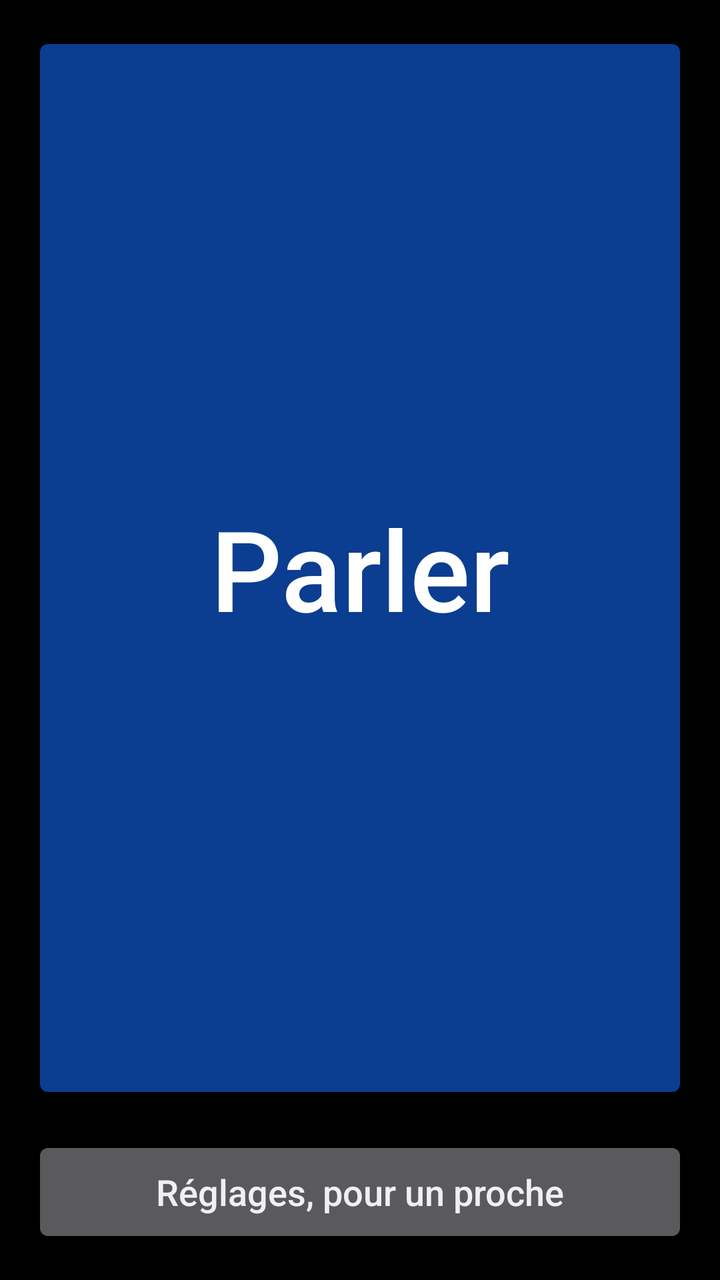
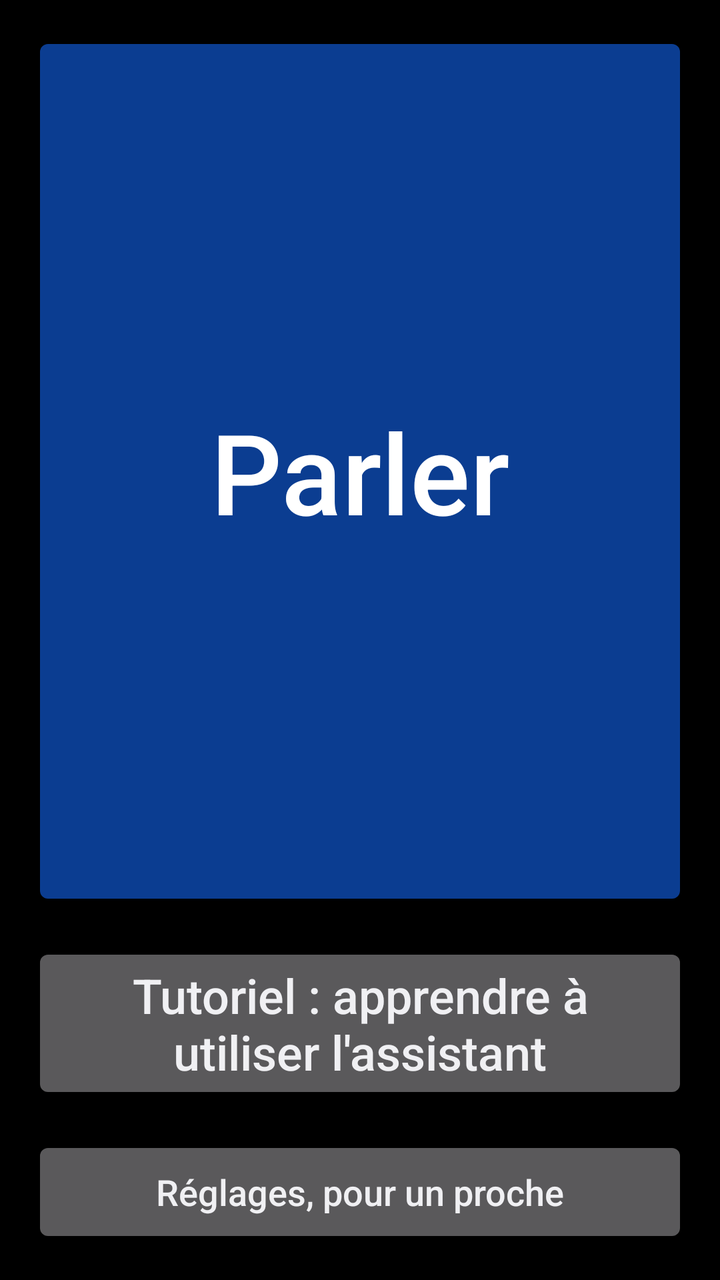

Screens rendered from an Android XML layout before and after an edit, with the pre-edit source and the edit as a unified diff.
<!-- AndroidManifest.xml: application theme AppTheme -->
<!-- res/layout/activity_main.xml -->
<?xml version="1.0" encoding="utf-8"?>
<LinearLayout xmlns:android="http://schemas.android.com/apk/res/android"
    android:layout_width="match_parent"
    android:layout_height="match_parent"
    android:background="@color/screen_background"
    android:orientation="vertical"
    android:padding="16dp">

    
    <Button
        android:id="@+id/talk"
        android:layout_width="match_parent"
        android:layout_height="0dp"
        android:layout_weight="1"
        android:backgroundTint="@color/talk_background"
        android:text="@string/talk"
        android:textAllCaps="false"
        android:textColor="@color/talk_text"
        android:textSize="56sp" />

    <Button
        android:id="@+id/settings"
        android:layout_width="match_parent"
        android:layout_height="wrap_content"
        android:layout_marginTop="16dp"
        android:minHeight="56dp"
        android:text="@string/open_settings"
        android:textAllCaps="false"
        android:textSize="18sp" />
</LinearLayout>
<!-- resources referenced by this layout -->
<resources>
  <color name="screen_background">#000000</color>
  <color name="talk_background">#0B3D91</color>
  <color name="talk_text">#FFFFFF</color>
  <string name="open_settings">Réglages, pour un proche</string>
  <string name="talk">Parler</string>
  <style name="AppTheme" parent="@android:style/Theme.DeviceDefault">
          <item name="android:windowBackground">@color/screen_background</item>
      </style>
</resources>

<!-- the commit's change to res/layout/activity_main.xml (unified diff, before → after) -->
@@ -19,6 +19,16 @@
         android:textSize="56sp" />
 
     <Button
+        android:id="@+id/tutorial"
+        android:layout_width="match_parent"
+        android:layout_height="wrap_content"
+        android:layout_marginTop="16dp"
+        android:minHeight="72dp"
+        android:text="@string/tutorial"
+        android:textAllCaps="false"
+        android:textSize="24sp" />
+
+    <Button
         android:id="@+id/settings"
         android:layout_width="match_parent"
         android:layout_height="wrap_content"
<!-- resource entries referenced after the edit -->
@@ -5,6 +5,7 @@
   <color name="talk_text">#FFFFFF</color>
   <string name="open_settings">Réglages, pour un proche</string>
   <string name="talk">Parler</string>
+  <string name="tutorial">Tutoriel : apprendre à utiliser l\'assistant</string>
   <style name="AppTheme" parent="@android:style/Theme.DeviceDefault">
           <item name="android:windowBackground">@color/screen_background</item>
       </style>
